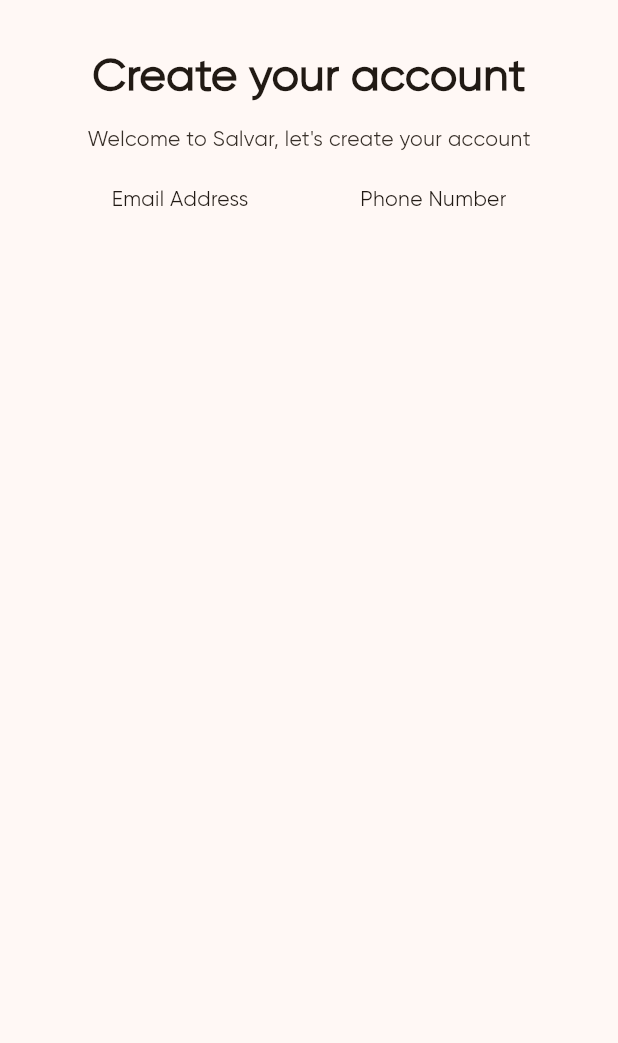
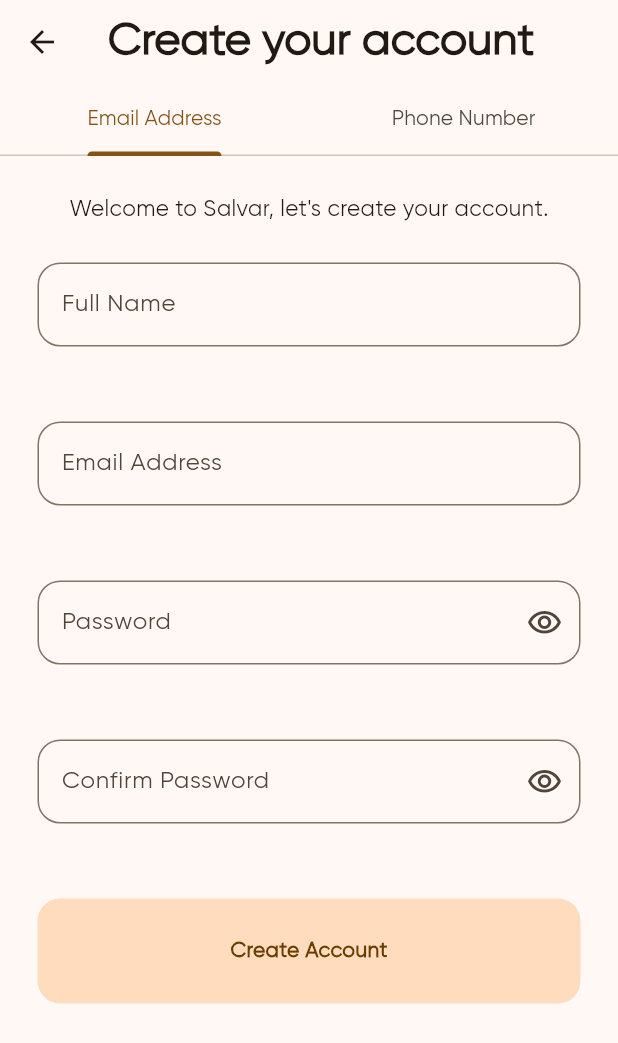
Before and after one commit to Emtee100/Salvar, a Flutter app: the Signup screen opened by its route, on a phone screen of 412 x 824 dp. Shown: the top 1043 px of the screen. Run offline on Flutter 3.47's test engine with Material 3 defaults, Android fonts, the phone set to English and light mode, and no system bars; our stand-ins replace go_router.

Commit message:
Email validation complete

```diff
--- /dev/null
+++ b/lib/components/email_sign_up.dart
@@ -0,0 +1,205 @@
+import 'package:flutter/material.dart';
+
+class Signupform extends StatefulWidget {
+  const Signupform({super.key});
+
+  @override
+  State<Signupform> createState() => _SignupformState();
+}
+
+class _SignupformState extends State<Signupform> {
+  final _formState = GlobalKey<FormState>();
+
+  late final TextEditingController _passwordController;
+  late final TextEditingController _confirmPasswordController;
+  late final TextEditingController _fullNameController;
+  late final TextEditingController _emailController;
+  //this variable is set to false and it will be used to control the
+  //visibility of the password once the suffix icon is pressed.
+  bool _passwordVisible = false;
+
+  //this variable is set to false and it will be used to control the
+  //visibility of the confirm password text field once the suffix icon is pressed.
+  bool _confirmPasswordVisible = false;
+
+  //this function will change _passwordVisible value hence changing icon and obsure text
+  void changePasswordVisibility() {
+    setState(() {
+      _passwordVisible = !_passwordVisible;
+    });
+  }
+
+  //this function will change _confirmpasswordVisible value hence changing icon and obsure text
+  void changeconfirmPasswordVisibility() {
+    setState(() {
+      _confirmPasswordVisible = !_confirmPasswordVisible;
+    });
+  }
+
+  @override
+  void initState() {
+    _passwordController = TextEditingController();
+    _confirmPasswordController = TextEditingController();
+    _fullNameController = TextEditingController();
+    _emailController = TextEditingController();
+    super.initState();
+  }
+
+  @override
+  void dispose() {
+    _passwordController.dispose();
+    _confirmPasswordController.dispose();
+    _emailController.dispose();
+    _fullNameController.dispose();
+    super.dispose();
+  }
+
+  @override
+  Widget build(BuildContext context) {
+    return Form(
+        key: _formState,
+        child: Column(
+          children: [
+
+            Padding(
+              padding: const EdgeInsets.only(top: 25),
+              child: const Text("Welcome to Salvar, let's create your account.",style: TextStyle(
+                fontSize: 15
+              ),),
+            ),
+            //full name textfield
+
+            Padding(
+              padding: const EdgeInsets.symmetric(vertical: 25, horizontal: 25),
+              child: TextFormField(
+                  textCapitalization: TextCapitalization.words,
+                  controller: _fullNameController,
+                  decoration: InputDecoration(
+                      labelText: "Full Name",
+                      border: OutlineInputBorder(
+                        borderRadius: BorderRadius.circular(15),
+                      )),
+                  validator: (value) {
+                    if (value == null || value.isEmpty) {
+                      return "Enter your full names";
+                    } else {
+                      return null;
+                    }
+                  }),
+            ),
+
+            //email address textfield
+
+            Padding(
+              padding: const EdgeInsets.symmetric(vertical: 25, horizontal: 25),
+              child: TextFormField(
+                  controller: _emailController,
+                  keyboardType: TextInputType.emailAddress,
+                  decoration: InputDecoration(
+                      labelText: "Email Address",
+                      border: OutlineInputBorder(
+                        borderRadius: BorderRadius.circular(15),
+                      )),
+                  validator: (value) {
+                    if (value == null || value.isEmpty) {
+                      return "Enter an Email Address";
+                    } else {
+                      return null;
+                    }
+                  }),
+            ),
+
+            //password textfield
+
+            Padding(
+              padding: const EdgeInsets.symmetric(vertical: 25, horizontal: 25),
+              child: TextFormField(
+                controller: _passwordController,
+                obscureText: _passwordVisible ? false : true,
+                decoration: InputDecoration(
+                    labelText: "Password",
+                    suffixIcon: GestureDetector(
+                      onTap: () => changePasswordVisibility(),
+                      child: _passwordVisible
+                          ? const Icon(Icons.visibility_off_outlined)
+                          : const Icon(Icons.visibility_outlined),
+                    ),
+                    border: OutlineInputBorder(
+                      borderRadius: BorderRadius.circular(15),
+                    )),
+
+                // this function checks whether the password entered in the password field is the same as the
+                // confirm password field and also that it is not empty.
+
+                validator: (value) {
+                  if (value == null || value.isEmpty) {
+                    return "Enter a password";
+                  } else if (value != _confirmPasswordController.text) {
+                    return "Passwords must be the same";
+                  } else {
+                    return null;
+                  }
+                },
+              ),
+            ),
+
+            //confirm password textfield
+
+            Padding(
+              padding: const EdgeInsets.symmetric(vertical: 25, horizontal: 25),
+              child: TextFormField(
+                controller: _confirmPasswordController,
+                obscureText: _confirmPasswordVisible ? false : true,
+                decoration: InputDecoration(
+                    labelText: "Confirm Password",
+                    suffixIcon: GestureDetector(
+                      onTap: () => changeconfirmPasswordVisibility(),
+                      child: _confirmPasswordVisible
+                          ? const Icon(Icons.visibility_off_outlined)
+                          : const Icon(Icons.visibility_outlined),
+                    ),
+                    border: OutlineInputBorder(
+                      borderRadius: BorderRadius.circular(15),
+                    )),
+
+                // this function checks whether the password entered in the confirm password field is the same as the
+                // password field and also that it is not empty.
+                validator: (value) {
+                  if (value == null || value.isEmpty) {
+                    return "Passwords should match";
+                  } else if (value != _passwordController.text) {
+                    return "Passwords should match";
+                  } else {
+                    return null;
+                  }
+                },
+              ),
+            ),
+            const SizedBox(
+              height: 25,
+            ),
+            GestureDetector(
+              onTap: () {
+                if (_formState.currentState!.validate()) {
+                  print('Hi');
+                }
+              },
+              child: Container(
+                margin: const EdgeInsets.symmetric(horizontal: 25),
+                padding: const EdgeInsets.symmetric(vertical: 25),
+                width: double.infinity,
+                alignment: Alignment.center,
+                decoration: BoxDecoration(
+                    color: Theme.of(context).colorScheme.primaryContainer,
+                    borderRadius: BorderRadius.circular(15)),
+                child: Text(
+                  "Create Account",
+                  style: TextStyle(fontWeight: FontWeight.bold,
+                      color: Theme.of(context).colorScheme.onPrimaryContainer),
+                ),
+              ),
+            )
+          ],
+        ));
+  }
+}
--- a/lib/pages/signUpScreen.dart
+++ b/lib/pages/signUpScreen.dart
@@ -1,5 +1,8 @@
 import 'package:flutter/material.dart';
 import 'package:go_router/go_router.dart';
+import 'package:salvar/components/email_sign_up.dart';
+import 'package:salvar/components/phone_number.dart';
+import 'package:salvar/components/signUpCategory.dart';
 
 class Signup extends StatefulWidget {
   const Signup({super.key});
@@ -8,46 +11,47 @@
   State<Signup> createState() => _SignupState();
 }
 
-class _SignupState extends State<Signup> {
+class _SignupState extends State<Signup> with TickerProviderStateMixin {
+  late final TabController _tabController;
+
+  @override
+  void initState() {
+    _tabController = TabController(length: 2, vsync: this);
+    super.initState();
+  }
+
+  @override
+  void dispose() {
+    _tabController.dispose();
+    super.dispose();
+  }
+
   @override
   Widget build(BuildContext context) {
-    return Scaffold(
-        body: SafeArea(
-      child: Column(
-        crossAxisAlignment: CrossAxisAlignment.center,
-        children: [
-
-          //title of the page
-          Padding(
-            padding: EdgeInsets.only(top: 30,bottom: 10),
-            child: Row(
-              mainAxisAlignment: MainAxisAlignment.center,
-              children: [
-                Text(
-                  "Create your account",
-                  style: TextStyle(fontSize: 30, fontWeight: FontWeight.bold),
-                ),
-              ],
+    return DefaultTabController(
+      length: 2,
+      initialIndex: 0,
+      child: Scaffold(
+        appBar: AppBar(
+          title: const Text(
+            "Create your account",
+            style: TextStyle(fontSize: 30, fontWeight: FontWeight.bold),
+          ),
+          bottom: const TabBar(tabs: [
+            Tab(
+              text: "Email Address",
             ),
-          ),
-// welcome text
-          Text(
-            "Welcome to Salvar, let's create your account",
-            style: TextStyle(color: Theme.of(context).colorScheme.inverseSurface),
-          ),
-
-const SizedBox(height: 20,),
-// slider that will switch between email password and phone number
-Container(child: Row(
-  mainAxisAlignment: MainAxisAlignment.spaceEvenly,
-  children: [
-    const Text("Email Address"),
-    const Text("Phone Number")
-  ],
-),)
-        //UI based on the current option of sign up
-        ],
+            Tab(
+              text: "Phone Number",
+            )
+          ]),
+        ),
+        body: const TabBarView(
+            children: [
+              SingleChildScrollView(child: Signupform()),
+              SingleChildScrollView(child: PhoneSignup())
+            ]),
       ),
-    ));
+    );
   }
 }
--- a/lib/routes/goRoutes.dart
+++ b/lib/routes/goRoutes.dart
@@ -9,9 +9,13 @@
   // it is made private to ensure that it is not tampered with from outside the class
   final GoRouter _router = GoRouter(routes: [
     // home page route
-    GoRoute(path: "/",builder: (context,state)=>const ScreenOne()),
+    GoRoute(path: "/",builder: (context,state)=>const ScreenOne(),routes: [
+      GoRoute(path: "signup", builder: (context, state) => const Signup()),
+    ]
+
+    ),
     // signup page route
-    GoRoute(path: "/signup", builder: (context, state) => const Signup()),
+  //  GoRoute(path: "/signup", builder: (context, state) => const Signup()),
 
   ]);
   //getter function that will provide the router variable
```
Also changed, not shown: lib/components/phone_number.dart (added, +72 -0 lines), lib/components/signUpCategory.dart (added, +108 -0 lines), lib/pages/onBoardingScreen.dart (+10 -7 lines).
